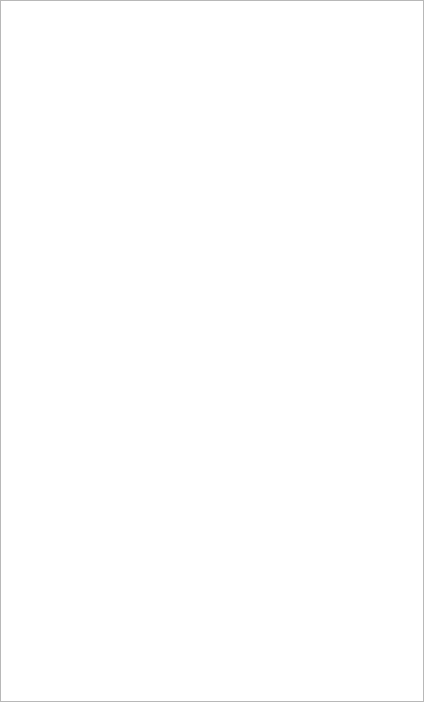
Qt form src/frontend/ui/network/network_requests_table.ui (evanrolfe/oneproxy) before a commit.
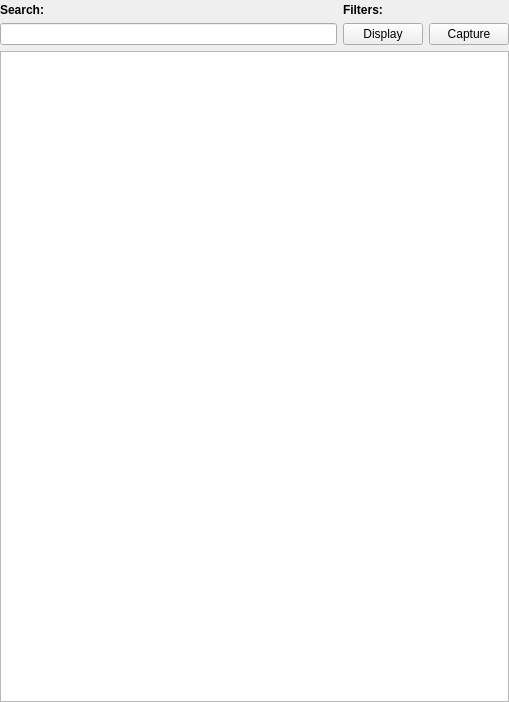
The same form after that commit.

Commit message: Frontend: Add display & capture filters modal WIP

```diff
--- a/src/frontend/ui/network/network_requests_table.ui
+++ b/src/frontend/ui/network/network_requests_table.ui
@@ -6,7 +6,7 @@
    <rect>
     <x>0</x>
     <y>0</y>
-    <width>424</width>
+    <width>509</width>
     <height>702</height>
    </rect>
   </property>
@@ -19,12 +19,12 @@
   <property name="windowTitle">
    <string>Form</string>
   </property>
-  <layout class="QHBoxLayout" name="horizontalLayout">
+  <layout class="QVBoxLayout" name="verticalLayout_3">
    <property name="leftMargin">
     <number>0</number>
    </property>
    <property name="topMargin">
-    <number>0</number>
+    <number>3</number>
    </property>
    <property name="rightMargin">
     <number>0</number>
@@ -32,6 +32,68 @@
    <property name="bottomMargin">
     <number>0</number>
    </property>
+   <item>
+    <layout class="QHBoxLayout" name="horizontalLayout_2">
+     <property name="spacing">
+      <number>6</number>
+     </property>
+     <item>
+      <layout class="QVBoxLayout" name="verticalLayout_2">
+       <item>
+        <widget class="QLabel" name="label">
+         <property name="font">
+          <font>
+           <weight>75</weight>
+           <bold>true</bold>
+          </font>
+         </property>
+         <property name="text">
+          <string>Search:</string>
+         </property>
+        </widget>
+       </item>
+       <item>
+        <widget class="QLineEdit" name="lineEdit"/>
+       </item>
+      </layout>
+     </item>
+     <item>
+      <layout class="QVBoxLayout" name="verticalLayout">
+       <item>
+        <widget class="QLabel" name="label_2">
+         <property name="font">
+          <font>
+           <weight>75</weight>
+           <bold>true</bold>
+          </font>
+         </property>
+         <property name="text">
+          <string>Filters:</string>
+         </property>
+        </widget>
+       </item>
+       <item>
+        <layout class="QHBoxLayout" name="horizontalLayout">
+         <item>
+          <widget class="QPushButton" name="displayFiltersButton">
+           <property name="text">
+            <string>Display</string>
+           </property>
+          </widget>
+         </item>
+         <item>
+          <widget class="QPushButton" name="captureFiltersButton">
+           <property name="text">
+            <string>Capture</string>
+           </property>
+          </widget>
+         </item>
+        </layout>
+       </item>
+      </layout>
+     </item>
+    </layout>
+   </item>
    <item>
     <widget class="QTableView" name="requestsTable"/>
    </item>
```
The commit also changes 9 other files.
